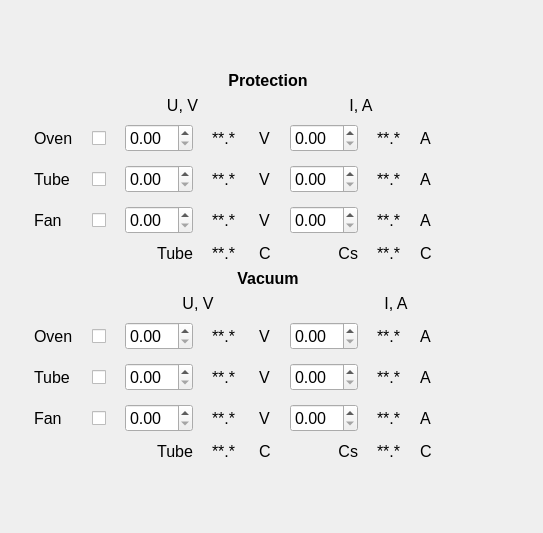
First picture: the form in Pressure_UI.ui, repository smertouh/1_MeV_UI_additional, before the edit.
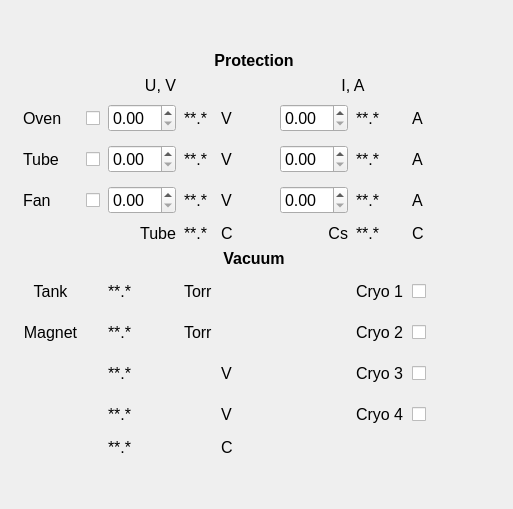
Second picture: the form after the edit. Icons and pictures are not drawn.

What changed in the file:
```diff
--- a/Pressure_UI.ui
+++ b/Pressure_UI.ui
@@ -6,8 +6,8 @@
    <rect>
     <x>0</x>
     <y>0</y>
-    <width>543</width>
-    <height>533</height>
+    <width>513</width>
+    <height>509</height>
    </rect>
   </property>
   <property name="sizePolicy">
@@ -183,32 +183,6 @@
         </property>
        </widget>
       </item>
-      <item row="8" column="0">
-       <widget class="QLabel" name="label_85">
-        <property name="sizePolicy">
-         <sizepolicy hsizetype="Maximum" vsizetype="Maximum">
-          <horstretch>0</horstretch>
-          <verstretch>0</verstretch>
-         </sizepolicy>
-        </property>
-        <property name="text">
-         <string>Oven</string>
-        </property>
-       </widget>
-      </item>
-      <item row="10" column="0">
-       <widget class="QLabel" name="label_91">
-        <property name="sizePolicy">
-         <sizepolicy hsizetype="Maximum" vsizetype="Maximum">
-          <horstretch>0</horstretch>
-          <verstretch>0</verstretch>
-         </sizepolicy>
-        </property>
-        <property name="text">
-         <string>Fan</string>
-        </property>
-       </widget>
-      </item>
       <item row="4" column="3">
        <widget class="QLabel" name="label_78">
         <property name="sizePolicy">
@@ -284,19 +258,6 @@
         </property>
        </widget>
       </item>
-      <item row="9" column="3">
-       <widget class="QLabel" name="label_92">
-        <property name="sizePolicy">
-         <sizepolicy hsizetype="Maximum" vsizetype="Maximum">
-          <horstretch>0</horstretch>
-          <verstretch>0</verstretch>
-         </sizepolicy>
-        </property>
-        <property name="text">
-         <string>**.* </string>
-        </property>
-       </widget>
-      </item>
       <item row="3" column="7">
        <widget class="QLabel" name="label_76">
         <property name="sizePolicy">
@@ -525,32 +486,6 @@
         </property>
        </widget>
       </item>
-      <item row="8" column="3">
-       <widget class="QLabel" name="label_93">
-        <property name="sizePolicy">
-         <sizepolicy hsizetype="Maximum" vsizetype="Maximum">
-          <horstretch>0</horstretch>
-          <verstretch>0</verstretch>
-         </sizepolicy>
-        </property>
-        <property name="text">
-         <string>**.* </string>
-        </property>
-       </widget>
-      </item>
-      <item row="9" column="0">
-       <widget class="QLabel" name="label_90">
-        <property name="sizePolicy">
-         <sizepolicy hsizetype="Maximum" vsizetype="Maximum">
-          <horstretch>0</horstretch>
-          <verstretch>0</verstretch>
-         </sizepolicy>
-        </property>
-        <property name="text">
-         <string>Tube</string>
-        </property>
-       </widget>
-      </item>
       <item row="2" column="0">
        <widget class="QLabel" name="label_61">
         <property name="sizePolicy">
@@ -678,91 +613,6 @@
         </property>
        </widget>
       </item>
-      <item row="10" column="2">
-       <widget class="QDoubleSpinBox" name="doubleSpinBox_14">
-        <property name="sizePolicy">
-         <sizepolicy hsizetype="Maximum" vsizetype="Maximum">
-          <horstretch>0</horstretch>
-          <verstretch>0</verstretch>
-         </sizepolicy>
-        </property>
-       </widget>
-      </item>
-      <item row="10" column="5">
-       <widget class="QDoubleSpinBox" name="doubleSpinBox_16">
-        <property name="sizePolicy">
-         <sizepolicy hsizetype="Maximum" vsizetype="Maximum">
-          <horstretch>0</horstretch>
-          <verstretch>0</verstretch>
-         </sizepolicy>
-        </property>
-       </widget>
-      </item>
-      <item row="10" column="8">
-       <widget class="QPushButton" name="pushButton_57">
-        <property name="enabled">
-         <bool>false</bool>
-        </property>
-        <property name="sizePolicy">
-         <sizepolicy hsizetype="Maximum" vsizetype="Maximum">
-          <horstretch>0</horstretch>
-          <verstretch>0</verstretch>
-         </sizepolicy>
-        </property>
-        <property name="minimumSize">
-         <size>
-          <width>0</width>
-          <height>35</height>
-         </size>
-        </property>
-        <property name="maximumSize">
-         <size>
-          <width>16777215</width>
-          <height>35</height>
-         </size>
-        </property>
-        <property name="font">
-         <font>
-          <pointsize>14</pointsize>
-         </font>
-        </property>
-        <property name="styleSheet">
-         <string notr="true">QPushButton {
-    border-style: outset;
-}
-</string>
-        </property>
-        <property name="text">
-         <string notr="true"/>
-        </property>
-        <property name="icon">
-         <iconset>
-          <normaloff>leds/images48/ledred.png</normaloff>
-          <normalon>leds/images48/ledgreen.png</normalon>leds/images48/ledred.png</iconset>
-        </property>
-        <property name="iconSize">
-         <size>
-          <width>36</width>
-          <height>36</height>
-         </size>
-        </property>
-        <property name="checkable">
-         <bool>true</bool>
-        </property>
-        <property name="checked">
-         <bool>true</bool>
-        </property>
-        <property name="autoDefault">
-         <bool>true</bool>
-        </property>
-        <property name="default">
-         <bool>false</bool>
-        </property>
-        <property name="flat">
-         <bool>true</bool>
-        </property>
-       </widget>
-      </item>
       <item row="10" column="4">
        <widget class="QLabel" name="label_95">
         <property name="sizePolicy">
@@ -776,19 +626,6 @@
         </property>
        </widget>
       </item>
-      <item row="9" column="1">
-       <widget class="QCheckBox" name="checkBox_24">
-        <property name="sizePolicy">
-         <sizepolicy hsizetype="Maximum" vsizetype="Maximum">
-          <horstretch>0</horstretch>
-          <verstretch>0</verstretch>
-         </sizepolicy>
-        </property>
-        <property name="text">
-         <string/>
-        </property>
-       </widget>
-      </item>
       <item row="6" column="0" colspan="9">
        <widget class="QLabel" name="label_82">
         <property name="sizePolicy">
@@ -812,409 +649,6 @@
         </property>
        </widget>
       </item>
-      <item row="8" column="1">
-       <widget class="QCheckBox" name="checkBox_23">
-        <property name="sizePolicy">
-         <sizepolicy hsizetype="Maximum" vsizetype="Maximum">
-          <horstretch>0</horstretch>
-          <verstretch>0</verstretch>
-         </sizepolicy>
-        </property>
-        <property name="text">
-         <string/>
-        </property>
-       </widget>
-      </item>
-      <item row="8" column="5">
-       <widget class="QDoubleSpinBox" name="doubleSpinBox_12">
-        <property name="sizePolicy">
-         <sizepolicy hsizetype="Maximum" vsizetype="Maximum">
-          <horstretch>0</horstretch>
-          <verstretch>0</verstretch>
-         </sizepolicy>
-        </property>
-       </widget>
-      </item>
-      <item row="9" column="5">
-       <widget class="QDoubleSpinBox" name="doubleSpinBox_15">
-        <property name="sizePolicy">
-         <sizepolicy hsizetype="Maximum" vsizetype="Maximum">
-          <horstretch>0</horstretch>
-          <verstretch>0</verstretch>
-         </sizepolicy>
-        </property>
-       </widget>
-      </item>
-      <item row="10" column="1">
-       <widget class="QCheckBox" name="checkBox_25">
-        <property name="sizePolicy">
-         <sizepolicy hsizetype="Maximum" vsizetype="Maximum">
-          <horstretch>0</horstretch>
-          <verstretch>0</verstretch>
-         </sizepolicy>
-        </property>
-        <property name="text">
-         <string/>
-        </property>
-       </widget>
-      </item>
-      <item row="10" column="6">
-       <widget class="QLabel" name="label_97">
-        <property name="sizePolicy">
-         <sizepolicy hsizetype="Maximum" vsizetype="Maximum">
-          <horstretch>0</horstretch>
-          <verstretch>0</verstretch>
-         </sizepolicy>
-        </property>
-        <property name="text">
-         <string>**.*</string>
-        </property>
-       </widget>
-      </item>
-      <item row="8" column="4">
-       <widget class="QLabel" name="label_87">
-        <property name="sizePolicy">
-         <sizepolicy hsizetype="Maximum" vsizetype="Maximum">
-          <horstretch>0</horstretch>
-          <verstretch>0</verstretch>
-         </sizepolicy>
-        </property>
-        <property name="text">
-         <string>V</string>
-        </property>
-       </widget>
-      </item>
-      <item row="9" column="7">
-       <widget class="QLabel" name="label_98">
-        <property name="sizePolicy">
-         <sizepolicy hsizetype="Maximum" vsizetype="Maximum">
-          <horstretch>0</horstretch>
-          <verstretch>0</verstretch>
-         </sizepolicy>
-        </property>
-        <property name="text">
-         <string>A</string>
-        </property>
-       </widget>
-      </item>
-      <item row="7" column="2" colspan="3">
-       <widget class="QLabel" name="label_83">
-        <property name="sizePolicy">
-         <sizepolicy hsizetype="Preferred" vsizetype="Maximum">
-          <horstretch>0</horstretch>
-          <verstretch>0</verstretch>
-         </sizepolicy>
-        </property>
-        <property name="text">
-         <string>U, V</string>
-        </property>
-        <property name="alignment">
-         <set>Qt::AlignCenter</set>
-        </property>
-       </widget>
-      </item>
-      <item row="10" column="7">
-       <widget class="QLabel" name="label_99">
-        <property name="sizePolicy">
-         <sizepolicy hsizetype="Maximum" vsizetype="Maximum">
-          <horstretch>0</horstretch>
-          <verstretch>0</verstretch>
-         </sizepolicy>
-        </property>
-        <property name="text">
-         <string>A</string>
-        </property>
-       </widget>
-      </item>
-      <item row="8" column="2">
-       <widget class="QDoubleSpinBox" name="doubleSpinBox_11">
-        <property name="sizePolicy">
-         <sizepolicy hsizetype="Maximum" vsizetype="Maximum">
-          <horstretch>0</horstretch>
-          <verstretch>0</verstretch>
-         </sizepolicy>
-        </property>
-       </widget>
-      </item>
-      <item row="9" column="2">
-       <widget class="QDoubleSpinBox" name="doubleSpinBox_13">
-        <property name="sizePolicy">
-         <sizepolicy hsizetype="Maximum" vsizetype="Maximum">
-          <horstretch>0</horstretch>
-          <verstretch>0</verstretch>
-         </sizepolicy>
-        </property>
-       </widget>
-      </item>
-      <item row="9" column="8">
-       <widget class="QPushButton" name="pushButton_56">
-        <property name="enabled">
-         <bool>false</bool>
-        </property>
-        <property name="sizePolicy">
-         <sizepolicy hsizetype="Maximum" vsizetype="Maximum">
-          <horstretch>0</horstretch>
-          <verstretch>0</verstretch>
-         </sizepolicy>
-        </property>
-        <property name="minimumSize">
-         <size>
-          <width>0</width>
-          <height>35</height>
-         </size>
-        </property>
-        <property name="maximumSize">
-         <size>
-          <width>16777215</width>
-          <height>35</height>
-         </size>
-        </property>
-        <property name="font">
-         <font>
-          <pointsize>14</pointsize>
-         </font>
-        </property>
-        <property name="styleSheet">
-         <string notr="true">QPushButton {
-    border-style: outset;
-}
-</string>
-        </property>
-        <property name="text">
-         <string notr="true"/>
-        </property>
-        <property name="icon">
-         <iconset>
-          <normaloff>leds/images48/ledred.png</normaloff>
-          <normalon>leds/images48/ledgreen.png</normalon>leds/images48/ledred.png</iconset>
-        </property>
-        <property name="iconSize">
-         <size>
-          <width>36</width>
-          <height>36</height>
-         </size>
-        </property>
-        <property name="checkable">
-         <bool>true</bool>
-        </property>
-        <property name="checked">
-         <bool>true</bool>
-        </property>
-        <property name="autoDefault">
-         <bool>true</bool>
-        </property>
-        <property name="default">
-         <bool>false</bool>
-        </property>
-        <property name="flat">
-         <bool>true</bool>
-        </property>
-       </widget>
-      </item>
-      <item row="8" column="7">
-       <widget class="QLabel" name="label_89">
-        <property name="sizePolicy">
-         <sizepolicy hsizetype="Maximum" vsizetype="Maximum">
-          <horstretch>0</horstretch>
-          <verstretch>0</verstretch>
-         </sizepolicy>
-        </property>
-        <property name="text">
-         <string>A</string>
-        </property>
-       </widget>
-      </item>
-      <item row="8" column="8">
-       <widget class="QPushButton" name="pushButton_55">
-        <property name="enabled">
-         <bool>false</bool>
-        </property>
-        <property name="sizePolicy">
-         <sizepolicy hsizetype="Maximum" vsizetype="Maximum">
-          <horstretch>0</horstretch>
-          <verstretch>0</verstretch>
-         </sizepolicy>
-        </property>
-        <property name="minimumSize">
-         <size>
-          <width>0</width>
-          <height>35</height>
-         </size>
-        </property>
-        <property name="maximumSize">
-         <size>
-          <width>16777215</width>
-          <height>35</height>
-         </size>
-        </property>
-        <property name="font">
-         <font>
-          <pointsize>14</pointsize>
-         </font>
-        </property>
-        <property name="styleSheet">
-         <string notr="true">QPushButton {
-    border-style: outset;
-}
-</string>
-        </property>
-        <property name="text">
-         <string notr="true"/>
-        </property>
-        <property name="icon">
-         <iconset>
-          <normaloff>leds/images48/ledred.png</normaloff>
-          <normalon>leds/images48/ledgreen.png</normalon>leds/images48/ledred.png</iconset>
-        </property>
-        <property name="iconSize">
-         <size>
-          <width>36</width>
-          <height>36</height>
-         </size>
-        </property>
-        <property name="checkable">
-         <bool>true</bool>
-        </property>
-        <property name="checked">
-         <bool>true</bool>
-        </property>
-        <property name="autoDefault">
-         <bool>true</bool>
-        </property>
-        <property name="default">
-         <bool>false</bool>
-        </property>
-        <property name="flat">
-         <bool>true</bool>
-        </property>
-       </widget>
-      </item>
-      <item row="9" column="6">
-       <widget class="QLabel" name="label_96">
-        <property name="sizePolicy">
-         <sizepolicy hsizetype="Maximum" vsizetype="Maximum">
-          <horstretch>0</horstretch>
-          <verstretch>0</verstretch>
-         </sizepolicy>
-        </property>
-        <property name="text">
-         <string>**.*</string>
-        </property>
-       </widget>
-      </item>
-      <item row="7" column="5" colspan="4">
-       <widget class="QLabel" name="label_84">
-        <property name="sizePolicy">
-         <sizepolicy hsizetype="Preferred" vsizetype="Maximum">
-          <horstretch>0</horstretch>
-          <verstretch>0</verstretch>
-         </sizepolicy>
-        </property>
-        <property name="text">
-         <string>I, A</string>
-        </property>
-        <property name="alignment">
-         <set>Qt::AlignCenter</set>
-        </property>
-       </widget>
-      </item>
-      <item row="8" column="6">
-       <widget class="QLabel" name="label_88">
-        <property name="sizePolicy">
-         <sizepolicy hsizetype="Maximum" vsizetype="Maximum">
-          <horstretch>0</horstretch>
-          <verstretch>0</verstretch>
-         </sizepolicy>
-        </property>
-        <property name="text">
-         <string>**.*</string>
-        </property>
-       </widget>
-      </item>
-      <item row="10" column="3">
-       <widget class="QLabel" name="label_86">
-        <property name="sizePolicy">
-         <sizepolicy hsizetype="Maximum" vsizetype="Maximum">
-          <horstretch>0</horstretch>
-          <verstretch>0</verstretch>
-         </sizepolicy>
-        </property>
-        <property name="text">
-         <string>**.* </string>
-        </property>
-       </widget>
-      </item>
-      <item row="11" column="3">
-       <widget class="QLabel" name="label_100">
-        <property name="sizePolicy">
-         <sizepolicy hsizetype="Maximum" vsizetype="Maximum">
-          <horstretch>0</horstretch>
-          <verstretch>0</verstretch>
-         </sizepolicy>
-        </property>
-        <property name="text">
-         <string>**.* </string>
-        </property>
-       </widget>
-      </item>
-      <item row="11" column="6">
-       <widget class="QLabel" name="label_101">
-        <property name="sizePolicy">
-         <sizepolicy hsizetype="Maximum" vsizetype="Maximum">
-          <horstretch>0</horstretch>
-          <verstretch>0</verstretch>
-         </sizepolicy>
-        </property>
-        <property name="text">
-         <string>**.*</string>
-        </property>
-       </widget>
-      </item>
-      <item row="11" column="2">
-       <widget class="QLabel" name="label_102">
-        <property name="sizePolicy">
-         <sizepolicy hsizetype="Preferred" vsizetype="Maximum">
-          <horstretch>0</horstretch>
-          <verstretch>0</verstretch>
-         </sizepolicy>
-        </property>
-        <property name="text">
-         <string>Tube</string>
-        </property>
-        <property name="alignment">
-         <set>Qt::AlignRight|Qt::AlignTrailing|Qt::AlignVCenter</set>
-        </property>
-       </widget>
-      </item>
-      <item row="11" column="5">
-       <widget class="QLabel" name="label_103">
-        <property name="sizePolicy">
-         <sizepolicy hsizetype="Preferred" vsizetype="Maximum">
-          <horstretch>0</horstretch>
-          <verstretch>0</verstretch>
-         </sizepolicy>
-        </property>
-        <property name="text">
-         <string>Cs</string>
-        </property>
-        <property name="alignment">
-         <set>Qt::AlignRight|Qt::AlignTrailing|Qt::AlignVCenter</set>
-        </property>
-       </widget>
-      </item>
-      <item row="11" column="7">
-       <widget class="QLabel" name="label_104">
-        <property name="sizePolicy">
-         <sizepolicy hsizetype="Maximum" vsizetype="Maximum">
-          <horstretch>0</horstretch>
-          <verstretch>0</verstretch>
-         </sizepolicy>
-        </property>
-        <property name="text">
-         <string>C</string>
-        </property>
-       </widget>
-      </item>
       <item row="11" column="4">
        <widget class="QLabel" name="label_105">
         <property name="sizePolicy">
@@ -1312,6 +746,623 @@
         </property>
        </widget>
       </item>
+      <item row="7" column="0">
+       <widget class="QLabel" name="label_83">
+        <property name="sizePolicy">
+         <sizepolicy hsizetype="Preferred" vsizetype="Maximum">
+          <horstretch>0</horstretch>
+          <verstretch>0</verstretch>
+         </sizepolicy>
+        </property>
+        <property name="text">
+         <string>Tank</string>
+        </property>
+        <property name="alignment">
+         <set>Qt::AlignCenter</set>
+        </property>
+       </widget>
+      </item>
+      <item row="7" column="2">
+       <widget class="QLabel" name="label_93">
+        <property name="sizePolicy">
+         <sizepolicy hsizetype="Maximum" vsizetype="Maximum">
+          <horstretch>0</horstretch>
+          <verstretch>0</verstretch>
+         </sizepolicy>
+        </property>
+        <property name="text">
+         <string>**.* </string>
+        </property>
+       </widget>
+      </item>
+      <item row="7" column="3">
+       <widget class="QLabel" name="label_87">
+        <property name="sizePolicy">
+         <sizepolicy hsizetype="Maximum" vsizetype="Maximum">
+          <horstretch>0</horstretch>
+          <verstretch>0</verstretch>
+         </sizepolicy>
+        </property>
+        <property name="text">
+         <string>Torr</string>
+        </property>
+       </widget>
+      </item>
+      <item row="7" column="4">
+       <widget class="QPushButton" name="pushButton_56">
+        <property name="enabled">
+         <bool>false</bool>
+        </property>
+        <property name="sizePolicy">
+         <sizepolicy hsizetype="Maximum" vsizetype="Maximum">
+          <horstretch>0</horstretch>
+          <verstretch>0</verstretch>
+         </sizepolicy>
+        </property>
+        <property name="minimumSize">
+         <size>
+          <width>0</width>
+          <height>35</height>
+         </size>
+        </property>
+        <property name="maximumSize">
+         <size>
+          <width>16777215</width>
+          <height>35</height>
+         </size>
+        </property>
+        <property name="font">
+         <font>
+          <pointsize>14</pointsize>
+         </font>
+        </property>
+        <property name="styleSheet">
+         <string notr="true">QPushButton {
+    border-style: outset;
+}
+</string>
+        </property>
+        <property name="text">
+         <string notr="true"/>
+        </property>
+        <property name="icon">
+         <iconset>
+          <normaloff>leds/images48/ledred.png</normaloff>
+          <normalon>leds/images48/ledgreen.png</normalon>leds/images48/ledred.png</iconset>
+        </property>
+        <property name="iconSize">
+         <size>
+          <width>36</width>
+          <height>36</height>
+         </size>
+        </property>
+        <property name="checkable">
+         <bool>true</bool>
+        </property>
+        <property name="checked">
+         <bool>true</bool>
+        </property>
+        <property name="autoDefault">
+         <bool>true</bool>
+        </property>
+        <property name="default">
+         <bool>false</bool>
+        </property>
+        <property name="flat">
+         <bool>true</bool>
+        </property>
+       </widget>
+      </item>
+      <item row="9" column="2">
+       <widget class="QLabel" name="label_96">
+        <property name="sizePolicy">
+         <sizepolicy hsizetype="Maximum" vsizetype="Maximum">
+          <horstretch>0</horstretch>
+          <verstretch>0</verstretch>
+         </sizepolicy>
+        </property>
+        <property name="text">
+         <string>**.*</string>
+        </property>
+       </widget>
+      </item>
+      <item row="10" column="2">
+       <widget class="QLabel" name="label_97">
+        <property name="sizePolicy">
+         <sizepolicy hsizetype="Maximum" vsizetype="Maximum">
+          <horstretch>0</horstretch>
+          <verstretch>0</verstretch>
+         </sizepolicy>
+        </property>
+        <property name="text">
+         <string>**.*</string>
+        </property>
+       </widget>
+      </item>
+      <item row="11" column="2">
+       <widget class="QLabel" name="label_101">
+        <property name="sizePolicy">
+         <sizepolicy hsizetype="Maximum" vsizetype="Maximum">
+          <horstretch>0</horstretch>
+          <verstretch>0</verstretch>
+         </sizepolicy>
+        </property>
+        <property name="text">
+         <string>**.*</string>
+        </property>
+       </widget>
+      </item>
+      <item row="8" column="0">
+       <widget class="QLabel" name="label_84">
+        <property name="sizePolicy">
+         <sizepolicy hsizetype="Preferred" vsizetype="Maximum">
+          <horstretch>0</horstretch>
+          <verstretch>0</verstretch>
+         </sizepolicy>
+        </property>
+        <property name="text">
+         <string>Magnet</string>
+        </property>
+        <property name="alignment">
+         <set>Qt::AlignCenter</set>
+        </property>
+       </widget>
+      </item>
+      <item row="8" column="2">
+       <widget class="QLabel" name="label_88">
+        <property name="sizePolicy">
+         <sizepolicy hsizetype="Maximum" vsizetype="Maximum">
+          <horstretch>0</horstretch>
+          <verstretch>0</verstretch>
+         </sizepolicy>
+        </property>
+        <property name="text">
+         <string>**.*</string>
+        </property>
+       </widget>
+      </item>
+      <item row="8" column="3">
+       <widget class="QLabel" name="label_89">
+        <property name="sizePolicy">
+         <sizepolicy hsizetype="Maximum" vsizetype="Maximum">
+          <horstretch>0</horstretch>
+          <verstretch>0</verstretch>
+         </sizepolicy>
+        </property>
+        <property name="text">
+         <string>Torr</string>
+        </property>
+       </widget>
+      </item>
+      <item row="8" column="4">
+       <widget class="QPushButton" name="pushButton_55">
+        <property name="enabled">
+         <bool>false</bool>
+        </property>
+        <property name="sizePolicy">
+         <sizepolicy hsizetype="Maximum" vsizetype="Maximum">
+          <horstretch>0</horstretch>
+          <verstretch>0</verstretch>
+         </sizepolicy>
+        </property>
+        <property name="minimumSize">
+         <size>
+          <width>0</width>
+          <height>35</height>
+         </size>
+        </property>
+        <property name="maximumSize">
+         <size>
+          <width>16777215</width>
+          <height>35</height>
+         </size>
+        </property>
+        <property name="font">
+         <font>
+          <pointsize>14</pointsize>
+         </font>
+        </property>
+        <property name="styleSheet">
+         <string notr="true">QPushButton {
+    border-style: outset;
+}
+</string>
+        </property>
+        <property name="text">
+         <string notr="true"/>
+        </property>
+        <property name="icon">
+         <iconset>
+          <normaloff>leds/images48/ledred.png</normaloff>
+          <normalon>leds/images48/ledgreen.png</normalon>leds/images48/ledred.png</iconset>
+        </property>
+        <property name="iconSize">
+         <size>
+          <width>36</width>
+          <height>36</height>
+         </size>
+        </property>
+        <property name="checkable">
+         <bool>true</bool>
+        </property>
+        <property name="checked">
+         <bool>true</bool>
+        </property>
+        <property name="autoDefault">
+         <bool>true</bool>
+        </property>
+        <property name="default">
+         <bool>false</bool>
+        </property>
+        <property name="flat">
+         <bool>true</bool>
+        </property>
+       </widget>
+      </item>
+      <item row="7" column="8">
+       <widget class="QPushButton" name="pushButton_57">
+        <property name="enabled">
+         <bool>false</bool>
+        </property>
+        <property name="sizePolicy">
+         <sizepolicy hsizetype="Maximum" vsizetype="Maximum">
+          <horstretch>0</horstretch>
+          <verstretch>0</verstretch>
+         </sizepolicy>
+        </property>
+        <property name="minimumSize">
+         <size>
+          <width>0</width>
+          <height>35</height>
+         </size>
+        </property>
+        <property name="maximumSize">
+         <size>
+          <width>16777215</width>
+          <height>35</height>
+         </size>
+        </property>
+        <property name="font">
+         <font>
+          <pointsize>14</pointsize>
+         </font>
+        </property>
+        <property name="styleSheet">
+         <string notr="true">QPushButton {
+    border-style: outset;
+}
+</string>
+        </property>
+        <property name="text">
+         <string notr="true"/>
+        </property>
+        <property name="icon">
+         <iconset>
+          <normaloff>leds/images48/ledred.png</normaloff>
+          <normalon>leds/images48/ledgreen.png</normalon>leds/images48/ledred.png</iconset>
+        </property>
+        <property name="iconSize">
+         <size>
+          <width>36</width>
+          <height>36</height>
+         </size>
+        </property>
+        <property name="checkable">
+         <bool>true</bool>
+        </property>
+        <property name="checked">
+         <bool>true</bool>
+        </property>
+        <property name="autoDefault">
+         <bool>true</bool>
+        </property>
+        <property name="default">
+         <bool>false</bool>
+        </property>
+        <property name="flat">
+         <bool>true</bool>
+        </property>
+       </widget>
+      </item>
+      <item row="8" column="8">
+       <widget class="QPushButton" name="pushButton_58">
+        <property name="enabled">
+         <bool>false</bool>
+        </property>
+        <property name="sizePolicy">
+         <sizepolicy hsizetype="Maximum" vsizetype="Maximum">
+          <horstretch>0</horstretch>
+          <verstretch>0</verstretch>
+         </sizepolicy>
+        </property>
+        <property name="minimumSize">
+         <size>
+          <width>0</width>
+          <height>35</height>
+         </size>
+        </property>
+        <property name="maximumSize">
+         <size>
+          <width>16777215</width>
+          <height>35</height>
+         </size>
+        </property>
+        <property name="font">
+         <font>
+          <pointsize>14</pointsize>
+         </font>
+        </property>
+        <property name="styleSheet">
+         <string notr="true">QPushButton {
+    border-style: outset;
+}
+</string>
+        </property>
+        <property name="text">
+         <string notr="true"/>
+        </property>
+        <property name="icon">
+         <iconset>
+          <normaloff>leds/images48/ledred.png</normaloff>
+          <normalon>leds/images48/ledgreen.png</normalon>leds/images48/ledred.png</iconset>
+        </property>
+        <property name="iconSize">
+         <size>
+          <width>36</width>
+          <height>36</height>
+         </size>
+        </property>
+        <property name="checkable">
+         <bool>true</bool>
+        </property>
+        <property name="checked">
+         <bool>true</bool>
+        </property>
+        <property name="autoDefault">
+         <bool>true</bool>
+        </property>
+        <property name="default">
+         <bool>false</bool>
+        </property>
+        <property name="flat">
+         <bool>true</bool>
+        </property>
+       </widget>
+      </item>
+      <item row="9" column="8">
+       <widget class="QPushButton" name="pushButton_59">
+        <property name="enabled">
+         <bool>false</bool>
+        </property>
+        <property name="sizePolicy">
+         <sizepolicy hsizetype="Maximum" vsizetype="Maximum">
+          <horstretch>0</horstretch>
+          <verstretch>0</verstretch>
+         </sizepolicy>
+        </property>
+        <property name="minimumSize">
+         <size>
+          <width>0</width>
+          <height>35</height>
+         </size>
+        </property>
+        <property name="maximumSize">
+         <size>
+          <width>16777215</width>
+          <height>35</height>
+         </size>
+        </property>
+        <property name="font">
+         <font>
+          <pointsize>14</pointsize>
+         </font>
+        </property>
+        <property name="styleSheet">
+         <string notr="true">QPushButton {
+    border-style: outset;
+}
+</string>
+        </property>
+        <property name="text">
+         <string notr="true"/>
+        </property>
+        <property name="icon">
+         <iconset>
+          <normaloff>leds/images48/ledred.png</normaloff>
+          <normalon>leds/images48/ledgreen.png</normalon>leds/images48/ledred.png</iconset>
+        </property>
+        <property name="iconSize">
+         <size>
+          <width>36</width>
+          <height>36</height>
+         </size>
+        </property>
+        <property name="checkable">
+         <bool>true</bool>
+        </property>
+        <property name="checked">
+         <bool>true</bool>
+        </property>
+        <property name="autoDefault">
+         <bool>true</bool>
+        </property>
+        <property name="default">
+         <bool>false</bool>
+        </property>
+        <property name="flat">
+         <bool>true</bool>
+        </property>
+       </widget>
+      </item>
+      <item row="10" column="8">
+       <widget class="QPushButton" name="pushButton_60">
+        <property name="enabled">
+         <bool>false</bool>
+        </property>
+        <property name="sizePolicy">
+         <sizepolicy hsizetype="Maximum" vsizetype="Maximum">
+          <horstretch>0</horstretch>
+          <verstretch>0</verstretch>
+         </sizepolicy>
+        </property>
+        <property name="minimumSize">
+         <size>
+          <width>0</width>
+          <height>35</height>
+         </size>
+        </property>
+        <property name="maximumSize">
+         <size>
+          <width>16777215</width>
+          <height>35</height>
+         </size>
+        </property>
+        <property name="font">
+         <font>
+          <pointsize>14</pointsize>
+         </font>
+        </property>
+        <property name="styleSheet">
+         <string notr="true">QPushButton {
+    border-style: outset;
+}
+</string>
+        </property>
+        <property name="text">
+         <string notr="true"/>
+        </property>
+        <property name="icon">
+         <iconset>
+          <normaloff>leds/images48/ledred.png</normaloff>
+          <normalon>leds/images48/ledgreen.png</normalon>leds/images48/ledred.png</iconset>
+        </property>
+        <property name="iconSize">
+         <size>
+          <width>36</width>
+          <height>36</height>
+         </size>
+        </property>
+        <property name="checkable">
+         <bool>true</bool>
+        </property>
+        <property name="checked">
+         <bool>true</bool>
+        </property>
+        <property name="autoDefault">
+         <bool>true</bool>
+        </property>
+        <property name="default">
+         <bool>false</bool>
+        </property>
+        <property name="flat">
+         <bool>true</bool>
+        </property>
+       </widget>
+      </item>
+      <item row="7" column="7">
+       <widget class="QCheckBox" name="checkBox_23">
+        <property name="sizePolicy">
+         <sizepolicy hsizetype="Maximum" vsizetype="Maximum">
+          <horstretch>0</horstretch>
+          <verstretch>0</verstretch>
+         </sizepolicy>
+        </property>
+        <property name="text">
+         <string/>
+        </property>
+       </widget>
+      </item>
+      <item row="8" column="7">
+       <widget class="QCheckBox" name="checkBox_24">
+        <property name="sizePolicy">
+         <sizepolicy hsizetype="Maximum" vsizetype="Maximum">
+          <horstretch>0</horstretch>
+          <verstretch>0</verstretch>
+         </sizepolicy>
+        </property>
+        <property name="text">
+         <string/>
+        </property>
+       </widget>
+      </item>
+      <item row="9" column="7">
+       <widget class="QCheckBox" name="checkBox_25">
+        <property name="sizePolicy">
+         <sizepolicy hsizetype="Maximum" vsizetype="Maximum">
+          <horstretch>0</horstretch>
+          <verstretch>0</verstretch>
+         </sizepolicy>
+        </property>
+        <property name="text">
+         <string/>
+        </property>
+       </widget>
+      </item>
+      <item row="10" column="7">
+       <widget class="QCheckBox" name="checkBox_26">
+        <property name="sizePolicy">
+         <sizepolicy hsizetype="Maximum" vsizetype="Maximum">
+          <horstretch>0</horstretch>
+          <verstretch>0</verstretch>
+         </sizepolicy>
+        </property>
+        <property name="text">
+         <string/>
+        </property>
+       </widget>
+      </item>
+      <item row="7" column="6">
+       <widget class="QLabel" name="label_85">
+        <property name="sizePolicy">
+         <sizepolicy hsizetype="Maximum" vsizetype="Maximum">
+          <horstretch>0</horstretch>
+          <verstretch>0</verstretch>
+         </sizepolicy>
+        </property>
+        <property name="text">
+         <string>Cryo 1</string>
+        </property>
+       </widget>
+      </item>
+      <item row="8" column="6">
+       <widget class="QLabel" name="label_90">
+        <property name="sizePolicy">
+         <sizepolicy hsizetype="Maximum" vsizetype="Maximum">
+          <horstretch>0</horstretch>
+          <verstretch>0</verstretch>
+         </sizepolicy>
+        </property>
+        <property name="text">
+         <string>Cryo 2</string>
+        </property>
+       </widget>
+      </item>
+      <item row="9" column="6">
+       <widget class="QLabel" name="label_91">
+        <property name="sizePolicy">
+         <sizepolicy hsizetype="Maximum" vsizetype="Maximum">
+          <horstretch>0</horstretch>
+          <verstretch>0</verstretch>
+         </sizepolicy>
+        </property>
+        <property name="text">
+         <string>Cryo 3</string>
+        </property>
+       </widget>
+      </item>
+      <item row="10" column="6">
+       <widget class="QLabel" name="label_112">
+        <property name="sizePolicy">
+         <sizepolicy hsizetype="Maximum" vsizetype="Maximum">
+          <horstretch>0</horstretch>
+          <verstretch>0</verstretch>
+         </sizepolicy>
+        </property>
+        <property name="text">
+         <string>Cryo 4</string>
+        </property>
+       </widget>
+      </item>
      </layout>
     </item>
    </layout>
```
